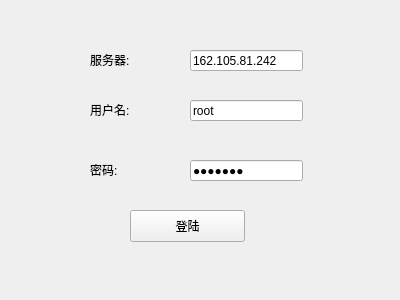
Old version of the form Interface_BT/login.ui in the repository freshStones/alpaca.
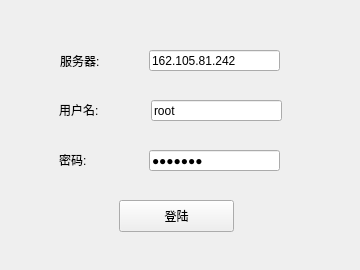
New version of the form.

Patch:
```diff
--- a/Interface_BT/login.ui
+++ b/Interface_BT/login.ui
@@ -6,8 +6,8 @@
    <rect>
     <x>0</x>
     <y>0</y>
-    <width>400</width>
-    <height>300</height>
+    <width>360</width>
+    <height>270</height>
    </rect>
   </property>
   <property name="windowTitle">
@@ -16,8 +16,8 @@
   <widget class="QPushButton" name="pushButton">
    <property name="geometry">
     <rect>
-     <x>130</x>
-     <y>210</y>
+     <x>119</x>
+     <y>200</y>
      <width>115</width>
      <height>32</height>
     </rect>
@@ -25,13 +25,16 @@
    <property name="text">
     <string>登陆</string>
    </property>
+   <property name="checkable">
+    <bool>false</bool>
+   </property>
   </widget>
   <widget class="QLineEdit" name="username">
    <property name="geometry">
     <rect>
-     <x>190</x>
+     <x>151</x>
      <y>100</y>
-     <width>113</width>
+     <width>131</width>
      <height>21</height>
     </rect>
    </property>
@@ -42,7 +45,7 @@
   <widget class="QLabel" name="label">
    <property name="geometry">
     <rect>
-     <x>90</x>
+     <x>59</x>
      <y>100</y>
      <width>62</width>
      <height>19</height>
@@ -55,8 +58,8 @@
   <widget class="QLabel" name="label_2">
    <property name="geometry">
     <rect>
-     <x>90</x>
-     <y>160</y>
+     <x>59</x>
+     <y>150</y>
      <width>62</width>
      <height>19</height>
     </rect>
@@ -68,9 +71,9 @@
   <widget class="QLineEdit" name="password">
    <property name="geometry">
     <rect>
-     <x>190</x>
-     <y>160</y>
-     <width>113</width>
+     <x>149</x>
+     <y>150</y>
+     <width>131</width>
      <height>21</height>
     </rect>
    </property>
@@ -90,9 +93,9 @@
   <widget class="QLineEdit" name="server">
    <property name="geometry">
     <rect>
-     <x>190</x>
+     <x>149</x>
      <y>50</y>
-     <width>113</width>
+     <width>131</width>
      <height>21</height>
     </rect>
    </property>
@@ -103,10 +106,10 @@
   <widget class="QLabel" name="label_3">
    <property name="geometry">
     <rect>
-     <x>90</x>
+     <x>60</x>
      <y>50</y>
-     <width>62</width>
-     <height>19</height>
+     <width>81</width>
+     <height>21</height>
     </rect>
    </property>
    <property name="text">
```
Left out of the diff: 6 changed lines with no effect on the pictures.
